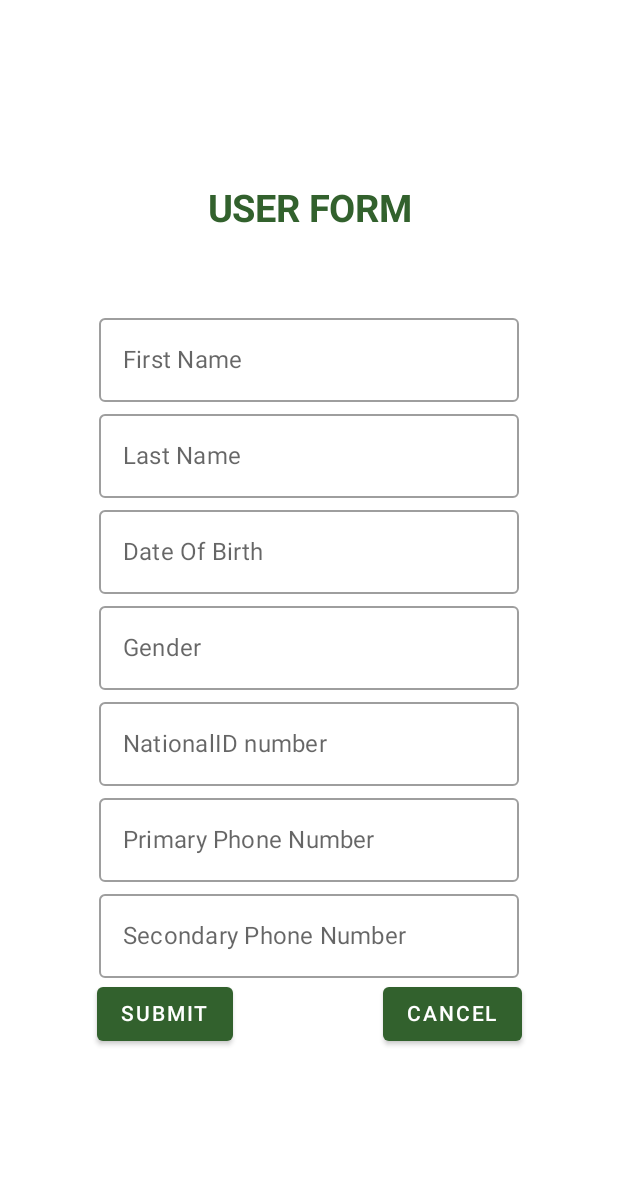
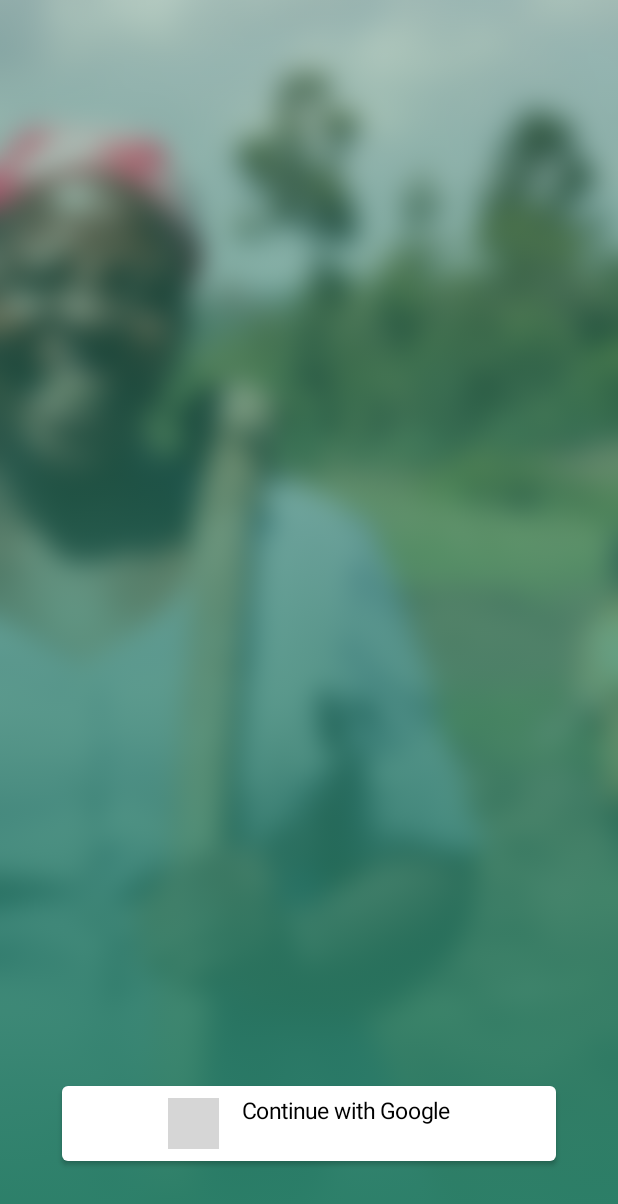
Before and after one commit to Egide138/OneAcreFundProject, an Android app built with Jetpack Compose: the screen it shows after launch (MainActivity), on a phone screen of 412 x 824 dp. Shown: the top 1204 px of the screen. Run offline under Robolectric (Android 15) with nearby library versions, the phone set to English and light mode, and no system bars; grey boxes are pictures that could not be loaded.

Commit message:
Added home page

```diff
--- a/app/src/main/java/com/example/formacre/MainActivity.kt
+++ b/app/src/main/java/com/example/formacre/MainActivity.kt
@@ -8,6 +8,8 @@ import androidx.compose.material.*
 import androidx.compose.runtime.*
 import androidx.compose.ui.Modifier
 import androidx.compose.ui.tooling.preview.Preview
+import com.example.formacre.presentation.HomePage
+import com.example.formacre.presentation.Login
 import com.example.formacre.presentation.UsersRegistrationForm
 import com.example.formacre.ui.theme.FormAcreTheme
 
@@ -21,7 +23,8 @@ class MainActivity : ComponentActivity() {
                     modifier = Modifier.fillMaxSize(),
                     color = MaterialTheme.colors.background
                 ) {
-                    UsersRegistrationForm()
+                    HomePage()
+//                    UsersRegistrationForm()
                 }
             }
         }
--- /dev/null
+++ b/app/src/main/java/com/example/formacre/presentation/HomePage.kt
@@ -0,0 +1,68 @@
+package com.example.formacre.presentation
+
+import androidx.compose.foundation.Image
+import androidx.compose.foundation.background
+import androidx.compose.foundation.layout.*
+import androidx.compose.material.Button
+import androidx.compose.material.ButtonDefaults
+import androidx.compose.material.Icon
+import androidx.compose.material.Text
+import androidx.compose.runtime.Composable
+import androidx.compose.ui.Alignment
+import androidx.compose.ui.Modifier
+import androidx.compose.ui.draw.blur
+import androidx.compose.ui.graphics.Brush
+import androidx.compose.ui.graphics.Color
+import androidx.compose.ui.layout.ContentScale
+import androidx.compose.ui.res.painterResource
+import androidx.compose.ui.text.TextStyle
+import androidx.compose.ui.unit.dp
+import androidx.compose.ui.unit.sp
+import com.example.formacre.R
+
+
+@Composable
+fun HomePage(){
+    Box(modifier = Modifier
+        .fillMaxSize()
+        .background(Color.Black))
+    {
+        Image(  painter = painterResource(id = R.drawable.rosemary),
+                modifier = Modifier
+                    .fillMaxSize()
+                    .blur(14.dp),
+                contentScale = ContentScale.Crop,
+                contentDescription = "Rosemary")
+
+        Box(
+            modifier = Modifier
+                .fillMaxSize()
+                .background(
+                    Brush.verticalGradient(
+                        0F to Color(0xFF2B7F68).copy(alpha = 0.3f),
+                        .5F to Color(0xFF2B7F68).copy(alpha = 0.7f),
+                        1F to Color(0xFF2B7F68).copy(alpha = 1f)
+                    )
+                )
+        )
+        Column(modifier = Modifier
+            .fillMaxSize()
+            .padding(bottom = 50.dp),
+                verticalArrangement = Arrangement.Bottom,
+                horizontalAlignment = Alignment.CenterHorizontally) {
+            Button(onClick = { /*TODO*/ }, modifier = Modifier
+                .fillMaxWidth(0.8f)
+                .height(50.dp),  colors = ButtonDefaults.buttonColors(backgroundColor = Color.White)) {
+                Row(horizontalArrangement = Arrangement.SpaceAround) {
+                    Icon(
+                        painter = painterResource(id = R.drawable.ic_google_logo),
+                        contentDescription = "Google Button",
+                        tint = Color.Unspecified,
+                    )
+                    Spacer(modifier = Modifier.width(15.dp))
+                    Text(text = "Continue with Google", style = TextStyle(fontSize = 15.sp))
+                }
+            }
+        }
+    }
+}
--- a/app/src/main/java/com/example/formacre/presentation/UsersFormScreen.kt
+++ b/app/src/main/java/com/example/formacre/presentation/UsersFormScreen.kt
@@ -11,12 +11,13 @@ import androidx.compose.runtime.*
 import androidx.compose.ui.Alignment
 import androidx.compose.ui.Modifier
 import androidx.compose.ui.text.font.FontWeight
+import androidx.compose.ui.tooling.preview.Preview
 import androidx.compose.ui.unit.dp
 import androidx.compose.ui.unit.sp
 import androidx.lifecycle.ViewModel
 import androidx.lifecycle.viewmodel.compose.viewModel
 import com.example.formacre.model.UsersViewModel
-
+@Preview
 @Composable
 fun UsersRegistrationForm()
 {
```
Also changed, not shown: app/src/main/java/com/example/formacre/presentation/Test.kt (added, +131 -0 lines), app/src/main/res/drawable/rosemary.jpg (added).
